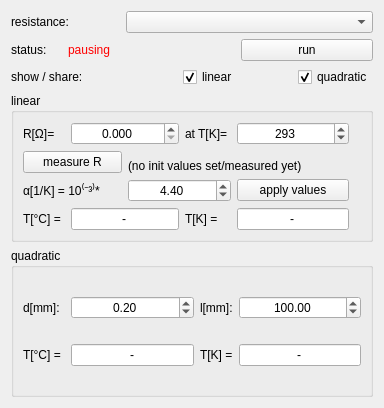
First picture: the form in temperaturecalcwindow.ui, repository bchjoerni/mlab, before the edit.
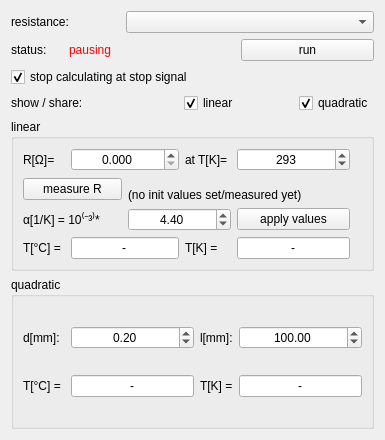
Second picture: the form after the edit.

Commit message: eaps 8000 usb port and window added, signals added

Patch:
```diff
--- a/temperaturecalcwindow.ui
+++ b/temperaturecalcwindow.ui
@@ -6,15 +6,15 @@
    <rect>
     <x>0</x>
     <y>0</y>
-    <width>384</width>
-    <height>408</height>
+    <width>385</width>
+    <height>440</height>
    </rect>
   </property>
   <property name="windowTitle">
    <string>temperature calculator</string>
   </property>
   <layout class="QGridLayout" name="gridLayout_3">
-   <item row="4" column="0" colspan="6">
+   <item row="5" column="0" colspan="6">
     <widget class="QGroupBox" name="grp_quadratic">
      <property name="title">
       <string>quadratic</string>
@@ -94,6 +94,16 @@
      </layout>
     </widget>
    </item>
+   <item row="3" column="5">
+    <widget class="QCheckBox" name="chb_quadratic">
+     <property name="text">
+      <string>quadratic</string>
+     </property>
+     <property name="checked">
+      <bool>true</bool>
+     </property>
+    </widget>
+   </item>
    <item row="0" column="0" colspan="2">
     <widget class="QLabel" name="lbl_resistance_lbl">
      <property name="text">
@@ -101,24 +111,14 @@
      </property>
     </widget>
    </item>
-   <item row="2" column="5">
-    <widget class="QCheckBox" name="chb_quadratic">
-     <property name="text">
-      <string>quadratic</string>
-     </property>
-     <property name="checked">
-      <bool>true</bool>
-     </property>
-    </widget>
-   </item>
-   <item row="2" column="0" colspan="3">
+   <item row="3" column="0" colspan="3">
     <widget class="QLabel" name="lbl_showShare">
      <property name="text">
       <string>show / share:</string>
      </property>
     </widget>
    </item>
-   <item row="2" column="3" colspan="2">
+   <item row="3" column="3" colspan="2">
     <widget class="QCheckBox" name="chb_linear">
      <property name="text">
       <string>linear</string>
@@ -158,7 +158,7 @@
      </property>
     </widget>
    </item>
-   <item row="3" column="0" colspan="6">
+   <item row="4" column="0" colspan="6">
     <widget class="QGroupBox" name="grp_linear">
      <property name="title">
       <string>linear</string>
@@ -282,6 +282,16 @@
      </layout>
     </widget>
    </item>
+   <item row="2" column="0" colspan="6">
+    <widget class="QCheckBox" name="chb_setZeroAtStopSignal">
+     <property name="text">
+      <string>stop calculating at stop signal</string>
+     </property>
+     <property name="checked">
+      <bool>true</bool>
+     </property>
+    </widget>
+   </item>
   </layout>
  </widget>
  <resources/>
```
Left out of the diff: 6 changed lines with no effect on the pictures. The commit also changes 40 other files.
